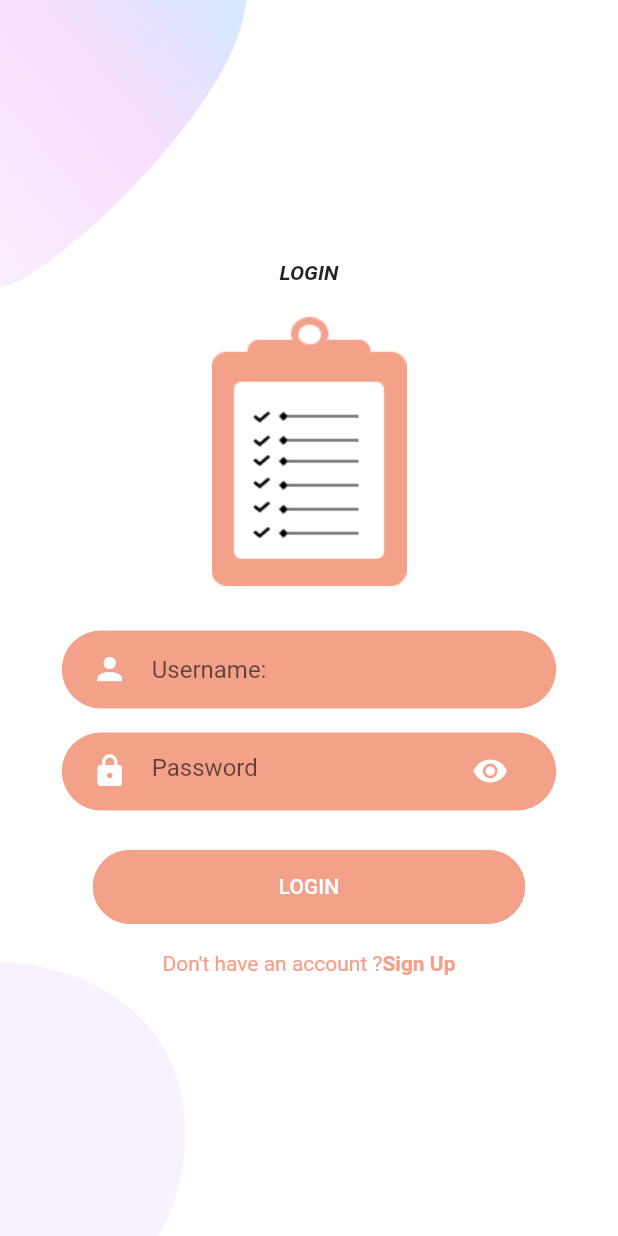
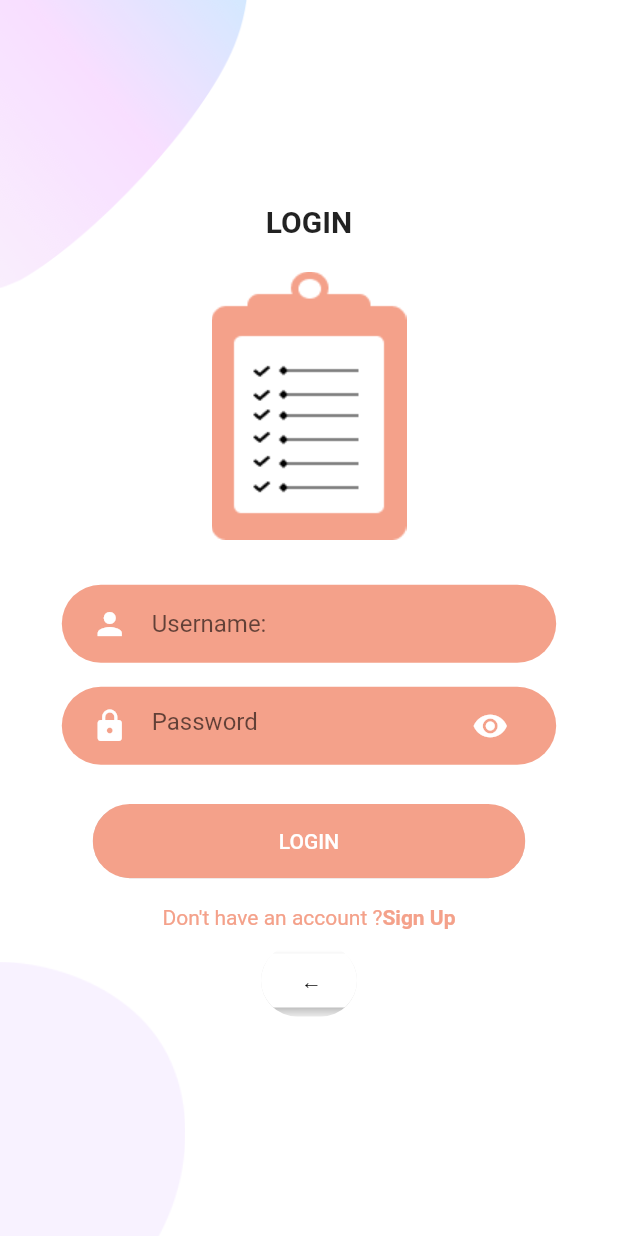
Before and after one commit to jake0011/Doingly, a Flutter app: the screen it shows after launch, after a tap on "LOGIN", on a phone screen of 412 x 824 dp. Run offline on Flutter 3.47's test engine with Material 2 defaults, Android fonts, the phone set to English and light mode, and no system bars; our stand-ins replace dio, flutter_svg; network calls fail.

Commit message:
Added backbutton

```diff
--- /dev/null
+++ b/todo_app/lib/Screens/Login/components/backbutton.dart
@@ -0,0 +1,35 @@
+import 'package:flutter/material.dart';
+
+class Backbutton extends StatelessWidget {
+  final String text;
+  final VoidCallback onPressed;
+  const Backbutton({
+    Key? key, required this.text,
+     required this.onPressed,
+  }) : super(key: key);
+
+  @override
+  Widget build(BuildContext context) {
+    return Container(
+      child: Padding(
+        padding: const EdgeInsets.all(10.0),
+        child: ClipRRect(
+          borderRadius: BorderRadius.circular(100),
+            child: ElevatedButton(
+                onPressed: onPressed,
+                style: TextButton.styleFrom(
+                  backgroundColor: Color.fromARGB(255, 255, 255, 255),
+                  primary: Colors.black,
+                  elevation: 3,
+                ),
+                child: Text(
+                  text,
+                  style: TextStyle(
+                  ),
+                ),
+              ),
+          ),
+      ),
+      );
+  }
+}
--- a/todo_app/lib/Screens/Login/components/loginbody.dart
+++ b/todo_app/lib/Screens/Login/components/loginbody.dart
@@ -1,12 +1,13 @@
 import 'package:dio/dio.dart';
 import 'package:flutter/material.dart';
 import 'package:todo_app/Screens/SignUp/signup_screen.dart';
-import 'package:todo_app/UI/homepagebody.dart';
+import 'package:todo_app/Screens/Welcome/welcome_screen.dart';
 import '../../../component/already_have_an_account.dart';
 import '../../../component/rounded_button.dart';
 import '../../../component/rounded_input_field.dart';
 import '../../../component/rounded_password_field.dart';
 import '../../Welcome/components/background.dart';
+import 'backbutton.dart';
 
 class LoginBody extends StatelessWidget {
   const LoginBody({
@@ -35,7 +36,7 @@ class LoginBody extends StatelessWidget {
       children: <Widget> [
         const Text(
         "LOGIN",
-        style: TextStyle(fontWeight: FontWeight.bold, fontStyle: FontStyle.italic),
+        style: TextStyle(fontWeight: FontWeight.bold, fontSize: 20),
         ),
         SizedBox(height: size.height*0.01,),
         Image.asset('assets/images/todolist.png', height: size.height*0.25,),
@@ -57,7 +58,6 @@ class LoginBody extends StatelessWidget {
                    },
                 ),
 
-
                 SizedBox(height: size.height*0.01,),
                 AlreadyHaveAnAccountCheck(
                   onPressed: () {
@@ -65,6 +65,15 @@ class LoginBody extends StatelessWidget {
 context,MaterialPageRoute(builder: (context) => SignUpScreen()),);;
                   },
                 ),
+      Backbutton(
+        text: " ←",
+        onPressed: () {
+           Navigator.push(
+    context,
+    MaterialPageRoute(builder: (context) => WelcomeScreen()),
+  );
+        },
+      ),
       ],
     ),
     );
```
